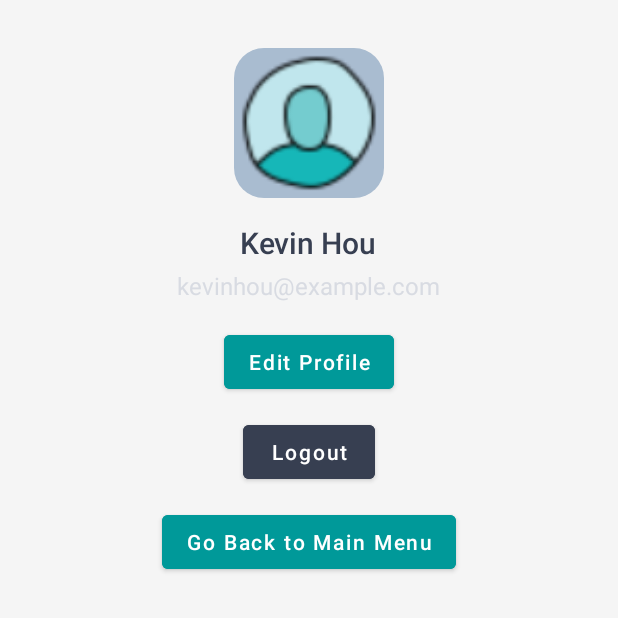
After one commit to XTM722/Planetze, an Android app: the ProfileActivity screen opened directly, with no data from a screen before it, on a phone screen of 412 x 824 dp, the top half of it. The commit adds this screen. Run offline under Robolectric (Android 15) with nearby library versions, the phone set to English and light mode, and no system bars.

Commit message:
feat: Implement ProfileActivity and improve UI for DashBoard (Main Menu)

```diff
--- /dev/null
+++ b/app/src/main/java/com/example/planetze/ProfileActivity.java
@@ -0,0 +1,54 @@
+package com.example.planetze;
+
+import android.content.Intent;
+import android.os.Bundle;
+import android.widget.Button;
+import android.widget.TextView;
+import android.widget.Toast;
+
+import androidx.appcompat.app.AppCompatActivity;
+
+public class ProfileActivity extends AppCompatActivity {
+
+    private TextView userName, userEmail;
+    private Button btnEditProfile, btnLogout, goBackButton;
+
+    @Override
+    protected void onCreate(Bundle savedInstanceState) {
+        super.onCreate(savedInstanceState);
+        setContentView(R.layout.activity_profile);
+
+        // Initialize Views
+        userName = findViewById(R.id.userName);
+        userEmail = findViewById(R.id.userEmail);
+        btnEditProfile = findViewById(R.id.btnEditProfile);
+        btnLogout = findViewById(R.id.btnLogout);
+        goBackButton = findViewById(R.id.btnGoBack);
+
+        // Set User Information (Fetch from Database or Shared Preferences)
+        userName.setText("Kevin Hou"); // Example
+        userEmail.setText("kevinhou@example.com"); // Example
+
+        // Set Button Actions
+        btnEditProfile.setOnClickListener(v -> {
+            // Navigate to EditProfileActivity or Toast for now
+            Toast.makeText(this, "Edit Profile Coming Soon", Toast.LENGTH_SHORT).show();
+        });
+
+        btnLogout.setOnClickListener(v -> {
+            // Perform Logout Logic
+            Toast.makeText(this, "Logged Out Successfully", Toast.LENGTH_SHORT).show();
+            // Redirect to LoginActivity
+            Intent intent = new Intent(this, MainActivity.class);
+            intent.setFlags(Intent.FLAG_ACTIVITY_NEW_TASK | Intent.FLAG_ACTIVITY_CLEAR_TASK);
+            startActivity(intent);
+        });
+        goBackButton.setOnClickListener(v ->{
+            Intent intent = new Intent(this, DashboardActivity.class);
+            intent.setFlags(Intent.FLAG_ACTIVITY_NEW_TASK | Intent.FLAG_ACTIVITY_CLEAR_TASK);
+            startActivity(intent);
+            finish();
+        });
+    }
+    //will implement get the user's profile data from firebase
+}
--- /dev/null
+++ b/app/src/main/res/drawable/circle_background.xml
@@ -0,0 +1,4 @@
+<shape xmlns:android="http://schemas.android.com/apk/res/android">
+    <solid android:color="@color/light_blue" />
+    <corners android:radius="20dp" />
+</shape>
--- /dev/null
+++ b/app/src/main/res/layout/activity_profile.xml
@@ -0,0 +1,79 @@
+<?xml version="1.0" encoding="utf-8"?>
+<ScrollView
+    xmlns:android="http://schemas.android.com/apk/res/android"
+    xmlns:app="http://schemas.android.com/apk/res-auto"
+    android:layout_width="match_parent"
+    android:layout_height="match_parent"
+    android:background="@color/background_color"
+    android:padding="16dp">
+
+    <LinearLayout
+        android:layout_width="match_parent"
+        android:layout_height="wrap_content"
+        android:orientation="vertical"
+        android:gravity="center_horizontal">
+
+        <!-- Profile Picture -->
+        <ImageView
+            android:id="@+id/profilePicture"
+            android:layout_width="100dp"
+            android:layout_height="100dp"
+            android:src="@drawable/ic_profile_2"
+            android:layout_marginTop="16dp"
+            android:contentDescription="@string/profile_picture"
+            android:scaleType="centerCrop"
+            android:background="@drawable/circle_background" />
+
+        <!-- User Information -->
+        <TextView
+            android:id="@+id/userName"
+            android:layout_width="wrap_content"
+            android:layout_height="wrap_content"
+            android:text="Kevin Hou"
+            android:textSize="20sp"
+            android:textColor="@color/dark_blue"
+            android:fontFamily="sans-serif-medium"
+            android:layout_marginTop="16dp" />
+
+        <TextView
+            android:id="@+id/userEmail"
+            android:layout_width="wrap_content"
+            android:layout_height="wrap_content"
+            android:text="kevinhou@example.com"
+            android:textSize="16sp"
+            android:textColor="@color/light_gray"
+            android:layout_marginTop="4dp" />
+
+        <!-- Action Buttons -->
+        <Button
+            android:id="@+id/btnEditProfile"
+            android:layout_width="wrap_content"
+            android:layout_height="wrap_content"
+            android:text="@string/edit_profile"
+            android:textAllCaps="false"
+            android:layout_marginTop="16dp"
+            android:backgroundTint="@color/teal"
+            android:textColor="@color/white" />
+
+        <Button
+            android:id="@+id/btnLogout"
+            android:layout_width="wrap_content"
+            android:layout_height="wrap_content"
+            android:text="@string/logout"
+            android:textAllCaps="false"
+            android:layout_marginTop="12dp"
+            android:backgroundTint="@color/dark_blue"
+            android:textColor="@color/white" />
+
+        <!-- Go Back to Main Menu Button -->
+        <Button
+            android:id="@+id/btnGoBack"
+            android:layout_width="wrap_content"
+            android:layout_height="wrap_content"
+            android:text="Go Back to Main Menu"
+            android:textAllCaps="false"
+            android:layout_marginTop="12dp"
+            android:backgroundTint="@color/teal"
+            android:textColor="@color/white" />
+    </LinearLayout>
+</ScrollView>
--- a/app/src/main/res/values/strings.xml
+++ b/app/src/main/res/values/strings.xml
@@ -56,5 +56,17 @@
     <string name="tab_monthly">Monthly</string>
     <string name="tab_yearly">Yearly</string>
     <string name="category_breakdown_list_description">List of emissions breakdown by category</string>
+    <string name="redo_survey">Redo Survey</string>
+    <string name="view_report">View Report</string>
+    <string name="eco_tracker">Eco Tracker</string>
+    <string name="eco_gauge">Eco Gauge</string>
+    <string name="annual_footprint">Annual Footprint</string>
+    <string name="profile">Profile</string>
+    <string name="tracker">Tracker</string>
+    <string name="habits">Habits</string>
+    <string name="profile_picture">Profile Picture</string>
+    <string name="edit_profile">Edit Profile</string>
+    <string name="logout">Logout</string>
+
 
 </resources>
```
Also changed, not shown: app/src/main/AndroidManifest.xml (+18 -9 lines), app/src/main/java/com/example/planetze/DashboardActivity.java (+74 -99 lines), app/src/main/res/layout/activity_dashboard.xml (+23 -9 lines), app/src/main/res/menu/annual_footprint_menu.xml (added, +8 -0 lines), app/src/main/res/menu/bottom_nav_menu.xml (added, +18 -0 lines), app/src/main/res/menu/eco_tracker_menu.xml (added, +8 -0 lines), app/src/main/res/values/styles.xml (added, +8 -0 lines), app/src/main/res/drawable/ic_profile.png (added), app/src/main/res/drawable/ic_profile_2.png (added).
